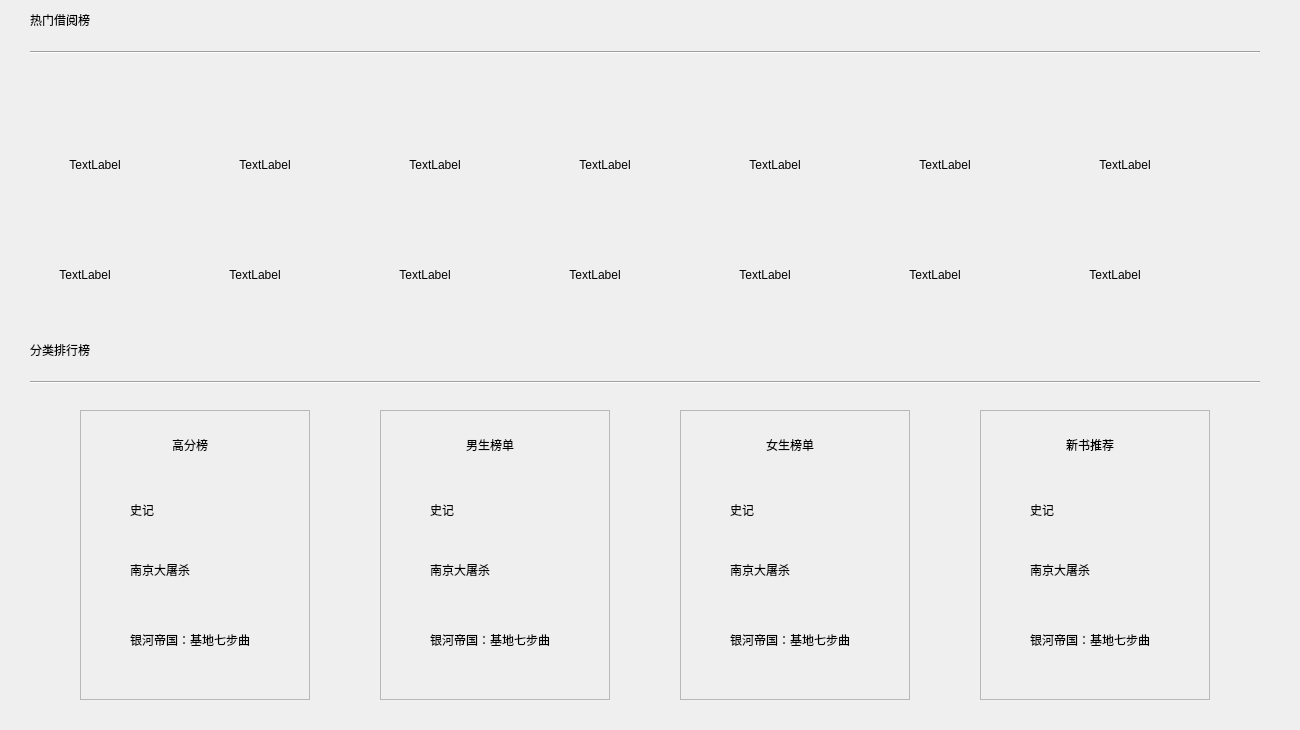
Qt form BMS/view/bookranking.ui (adventurer-w/Books-Management-System) before a commit.
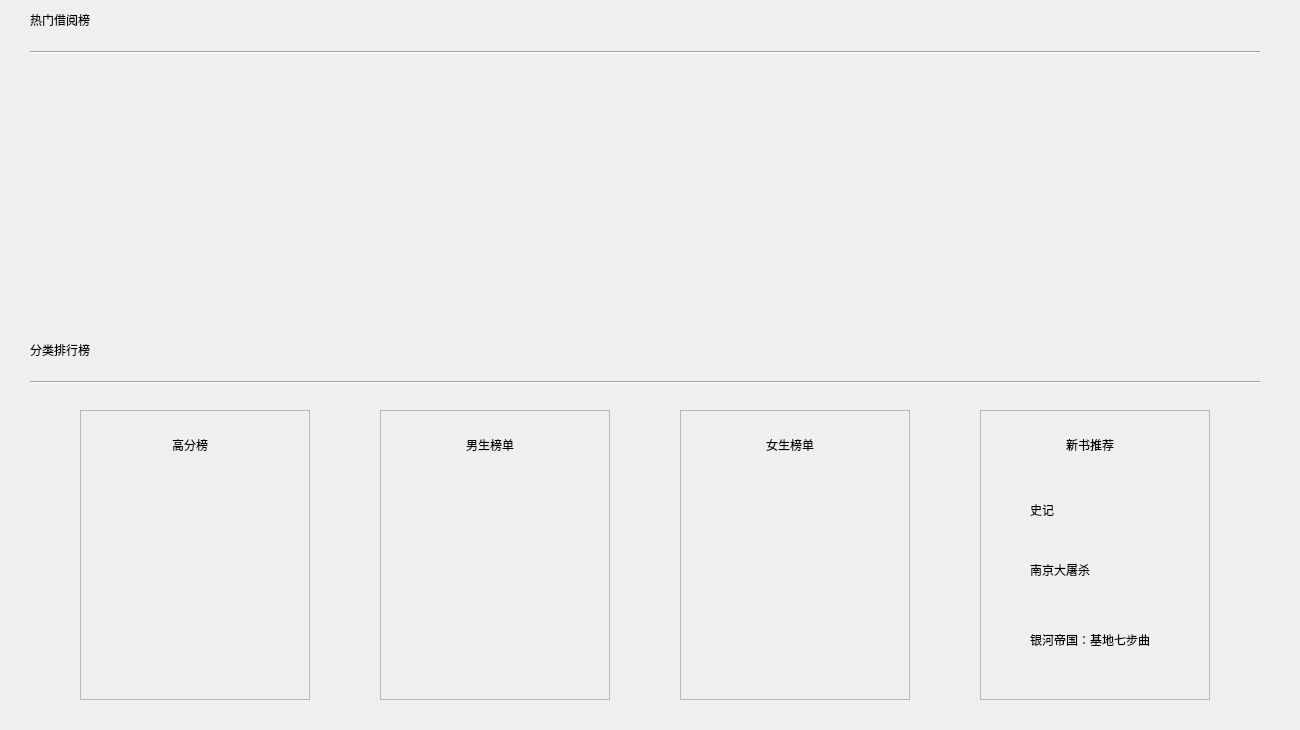
The same form after that commit.

What changed in the file:
```diff
--- a/BMS/view/bookranking.ui
+++ b/BMS/view/bookranking.ui
@@ -96,54 +96,6 @@
      <set>Qt::AlignCenter</set>
     </property>
    </widget>
-   <widget class="QLabel" name="lb_collect1">
-    <property name="geometry">
-     <rect>
-      <x>50</x>
-      <y>80</y>
-      <width>165</width>
-      <height>40</height>
-     </rect>
-    </property>
-    <property name="text">
-     <string>史记</string>
-    </property>
-    <property name="alignment">
-     <set>Qt::AlignLeading|Qt::AlignLeft|Qt::AlignVCenter</set>
-    </property>
-   </widget>
-   <widget class="QLabel" name="lb_collect2">
-    <property name="geometry">
-     <rect>
-      <x>50</x>
-      <y>140</y>
-      <width>165</width>
-      <height>40</height>
-     </rect>
-    </property>
-    <property name="text">
-     <string>南京大屠杀</string>
-    </property>
-    <property name="alignment">
-     <set>Qt::AlignLeading|Qt::AlignLeft|Qt::AlignVCenter</set>
-    </property>
-   </widget>
-   <widget class="QLabel" name="lb_collect3">
-    <property name="geometry">
-     <rect>
-      <x>50</x>
-      <y>210</y>
-      <width>165</width>
-      <height>40</height>
-     </rect>
-    </property>
-    <property name="text">
-     <string>银河帝国：基地七步曲</string>
-    </property>
-    <property name="alignment">
-     <set>Qt::AlignLeading|Qt::AlignLeft|Qt::AlignVCenter</set>
-    </property>
-   </widget>
   </widget>
   <widget class="QFrame" name="fm_man">
    <property name="geometry">
@@ -176,54 +128,6 @@
      <set>Qt::AlignCenter</set>
     </property>
    </widget>
-   <widget class="QLabel" name="lb_man3">
-    <property name="geometry">
-     <rect>
-      <x>50</x>
-      <y>210</y>
-      <width>165</width>
-      <height>40</height>
-     </rect>
-    </property>
-    <property name="text">
-     <string>银河帝国：基地七步曲</string>
-    </property>
-    <property name="alignment">
-     <set>Qt::AlignLeading|Qt::AlignLeft|Qt::AlignVCenter</set>
-    </property>
-   </widget>
-   <widget class="QLabel" name="lb_man1">
-    <property name="geometry">
-     <rect>
-      <x>50</x>
-      <y>80</y>
-      <width>165</width>
-      <height>40</height>
-     </rect>
-    </property>
-    <property name="text">
-     <string>史记</string>
-    </property>
-    <property name="alignment">
-     <set>Qt::AlignLeading|Qt::AlignLeft|Qt::AlignVCenter</set>
-    </property>
-   </widget>
-   <widget class="QLabel" name="lb_man2">
-    <property name="geometry">
-     <rect>
-      <x>50</x>
-      <y>140</y>
-      <width>165</width>
-      <height>40</height>
-     </rect>
-    </property>
-    <property name="text">
-     <string>南京大屠杀</string>
-    </property>
-    <property name="alignment">
-     <set>Qt::AlignLeading|Qt::AlignLeft|Qt::AlignVCenter</set>
-    </property>
-   </widget>
   </widget>
   <widget class="QFrame" name="fm_woman">
    <property name="geometry">
@@ -256,54 +160,6 @@
      <set>Qt::AlignCenter</set>
     </property>
    </widget>
-   <widget class="QLabel" name="lb_woman3">
-    <property name="geometry">
-     <rect>
-      <x>50</x>
-      <y>210</y>
-      <width>165</width>
-      <height>40</height>
-     </rect>
-    </property>
-    <property name="text">
-     <string>银河帝国：基地七步曲</string>
-    </property>
-    <property name="alignment">
-     <set>Qt::AlignLeading|Qt::AlignLeft|Qt::AlignVCenter</set>
-    </property>
-   </widget>
-   <widget class="QLabel" name="lb_woman2">
-    <property name="geometry">
-     <rect>
-      <x>50</x>
-      <y>140</y>
-      <width>165</width>
-      <height>40</height>
-     </rect>
-    </property>
-    <property name="text">
-     <string>南京大屠杀</string>
-    </property>
-    <property name="alignment">
-     <set>Qt::AlignLeading|Qt::AlignLeft|Qt::AlignVCenter</set>
-    </property>
-   </widget>
-   <widget class="QLabel" name="lb_woman1">
-    <property name="geometry">
-     <rect>
-      <x>50</x>
-      <y>80</y>
-      <width>165</width>
-      <height>40</height>
-     </rect>
-    </property>
-    <property name="text">
-     <string>史记</string>
-    </property>
-    <property name="alignment">
-     <set>Qt::AlignLeading|Qt::AlignLeft|Qt::AlignVCenter</set>
-    </property>
-   </widget>
   </widget>
   <widget class="QFrame" name="fm_newbook">
    <property name="geometry">
@@ -385,233 +241,6 @@
     </property>
    </widget>
   </widget>
-  <widget class="QLabel" name="lb_book1">
-   <property name="geometry">
-    <rect>
-     <x>30</x>
-     <y>80</y>
-     <width>130</width>
-     <height>170</height>
-    </rect>
-   </property>
-   <property name="text">
-    <string>TextLabel</string>
-   </property>
-   <property name="alignment">
-    <set>Qt::AlignCenter</set>
-   </property>
-  </widget>
-  <widget class="QLabel" name="lb_bookname1">
-   <property name="geometry">
-    <rect>
-     <x>30</x>
-     <y>260</y>
-     <width>110</width>
-     <height>30</height>
-    </rect>
-   </property>
-   <property name="text">
-    <string>TextLabel</string>
-   </property>
-   <property name="alignment">
-    <set>Qt::AlignCenter</set>
-   </property>
-   <property name="margin">
-    <number>0</number>
-   </property>
-  </widget>
-  <widget class="QLabel" name="lb_book2">
-   <property name="geometry">
-    <rect>
-     <x>200</x>
-     <y>80</y>
-     <width>130</width>
-     <height>170</height>
-    </rect>
-   </property>
-   <property name="text">
-    <string>TextLabel</string>
-   </property>
-   <property name="alignment">
-    <set>Qt::AlignCenter</set>
-   </property>
-  </widget>
-  <widget class="QLabel" name="lb_bookname2">
-   <property name="geometry">
-    <rect>
-     <x>200</x>
-     <y>260</y>
-     <width>110</width>
-     <height>30</height>
-    </rect>
-   </property>
-   <property name="text">
-    <string>TextLabel</string>
-   </property>
-   <property name="alignment">
-    <set>Qt::AlignCenter</set>
-   </property>
-  </widget>
-  <widget class="QLabel" name="lb_bookname3">
-   <property name="geometry">
-    <rect>
-     <x>370</x>
-     <y>260</y>
-     <width>110</width>
-     <height>30</height>
-    </rect>
-   </property>
-   <property name="text">
-    <string>TextLabel</string>
-   </property>
-   <property name="alignment">
-    <set>Qt::AlignCenter</set>
-   </property>
-  </widget>
-  <widget class="QLabel" name="lb_book3">
-   <property name="geometry">
-    <rect>
-     <x>370</x>
-     <y>80</y>
-     <width>130</width>
-     <height>170</height>
-    </rect>
-   </property>
-   <property name="text">
-    <string>TextLabel</string>
-   </property>
-   <property name="alignment">
-    <set>Qt::AlignCenter</set>
-   </property>
-  </widget>
-  <widget class="QLabel" name="lb_book4">
-   <property name="geometry">
-    <rect>
-     <x>540</x>
-     <y>80</y>
-     <width>130</width>
-     <height>170</height>
-    </rect>
-   </property>
-   <property name="text">
-    <string>TextLabel</string>
-   </property>
-   <property name="alignment">
-    <set>Qt::AlignCenter</set>
-   </property>
-  </widget>
-  <widget class="QLabel" name="lb_bookname4">
-   <property name="geometry">
-    <rect>
-     <x>540</x>
-     <y>260</y>
-     <width>110</width>
-     <height>30</height>
-    </rect>
-   </property>
-   <property name="text">
-    <string>TextLabel</string>
-   </property>
-   <property name="alignment">
-    <set>Qt::AlignCenter</set>
-   </property>
-  </widget>
-  <widget class="QLabel" name="lb_bookname5">
-   <property name="geometry">
-    <rect>
-     <x>710</x>
-     <y>260</y>
-     <width>110</width>
-     <height>30</height>
-    </rect>
-   </property>
-   <property name="text">
-    <string>TextLabel</string>
-   </property>
-   <property name="alignment">
-    <set>Qt::AlignCenter</set>
-   </property>
-  </widget>
-  <widget class="QLabel" name="lb_book5">
-   <property name="geometry">
-    <rect>
-     <x>710</x>
-     <y>80</y>
-     <width>130</width>
-     <height>170</height>
-    </rect>
-   </property>
-   <property name="text">
-    <string>TextLabel</string>
-   </property>
-   <property name="alignment">
-    <set>Qt::AlignCenter</set>
-   </property>
-  </widget>
-  <widget class="QLabel" name="lb_bookname6">
-   <property name="geometry">
-    <rect>
-     <x>880</x>
-     <y>260</y>
-     <width>110</width>
-     <height>30</height>
-    </rect>
-   </property>
-   <property name="text">
-    <string>TextLabel</string>
-   </property>
-   <property name="alignment">
-    <set>Qt::AlignCenter</set>
-   </property>
-  </widget>
-  <widget class="QLabel" name="lb_book6">
-   <property name="geometry">
-    <rect>
-     <x>880</x>
-     <y>80</y>
-     <width>130</width>
-     <height>170</height>
-    </rect>
-   </property>
-   <property name="text">
-    <string>TextLabel</string>
-   </property>
-   <property name="alignment">
-    <set>Qt::AlignCenter</set>
-   </property>
-  </widget>
-  <widget class="QLabel" name="lb_bookname7">
-   <property name="geometry">
-    <rect>
-     <x>1060</x>
-     <y>260</y>
-     <width>110</width>
-     <height>30</height>
-    </rect>
-   </property>
-   <property name="text">
-    <string>TextLabel</string>
-   </property>
-   <property name="alignment">
-    <set>Qt::AlignCenter</set>
-   </property>
-  </widget>
-  <widget class="QLabel" name="lb_book7">
-   <property name="geometry">
-    <rect>
-     <x>1060</x>
-     <y>80</y>
-     <width>130</width>
-     <height>170</height>
-    </rect>
-   </property>
-   <property name="text">
-    <string>TextLabel</string>
-   </property>
-   <property name="alignment">
-    <set>Qt::AlignCenter</set>
-   </property>
-  </widget>
  </widget>
  <resources/>
  <connections/>
```
